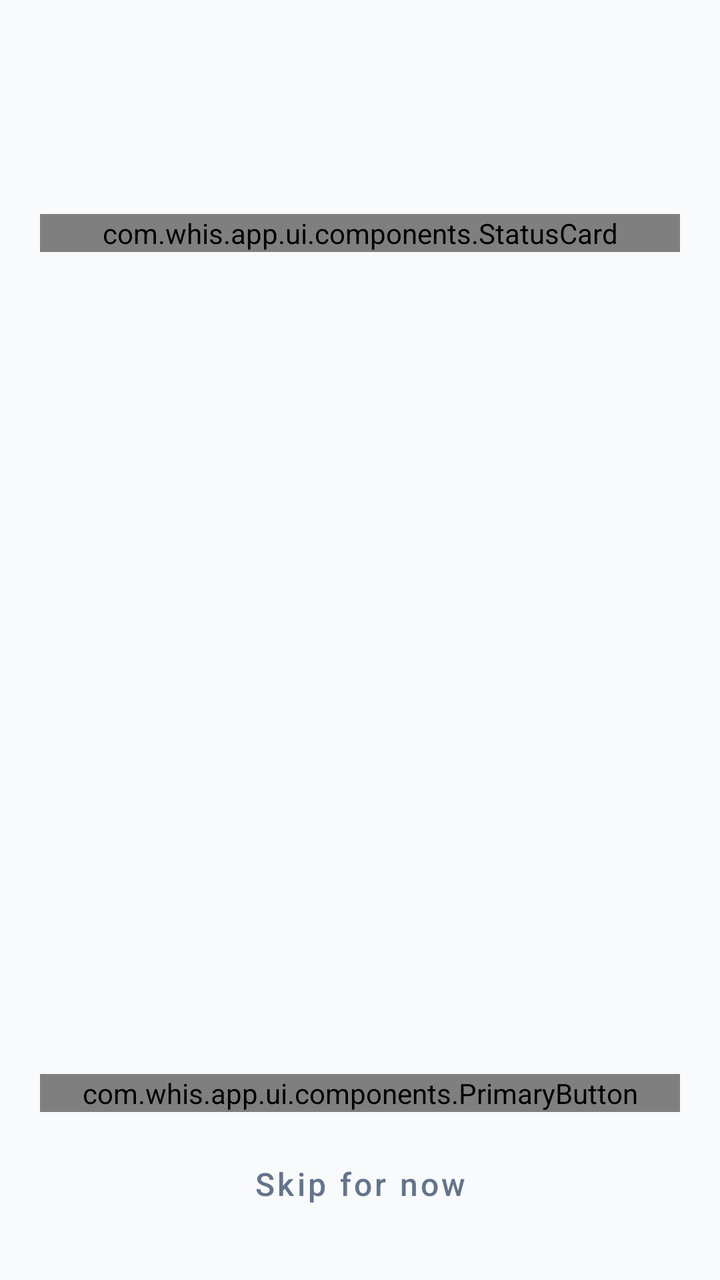
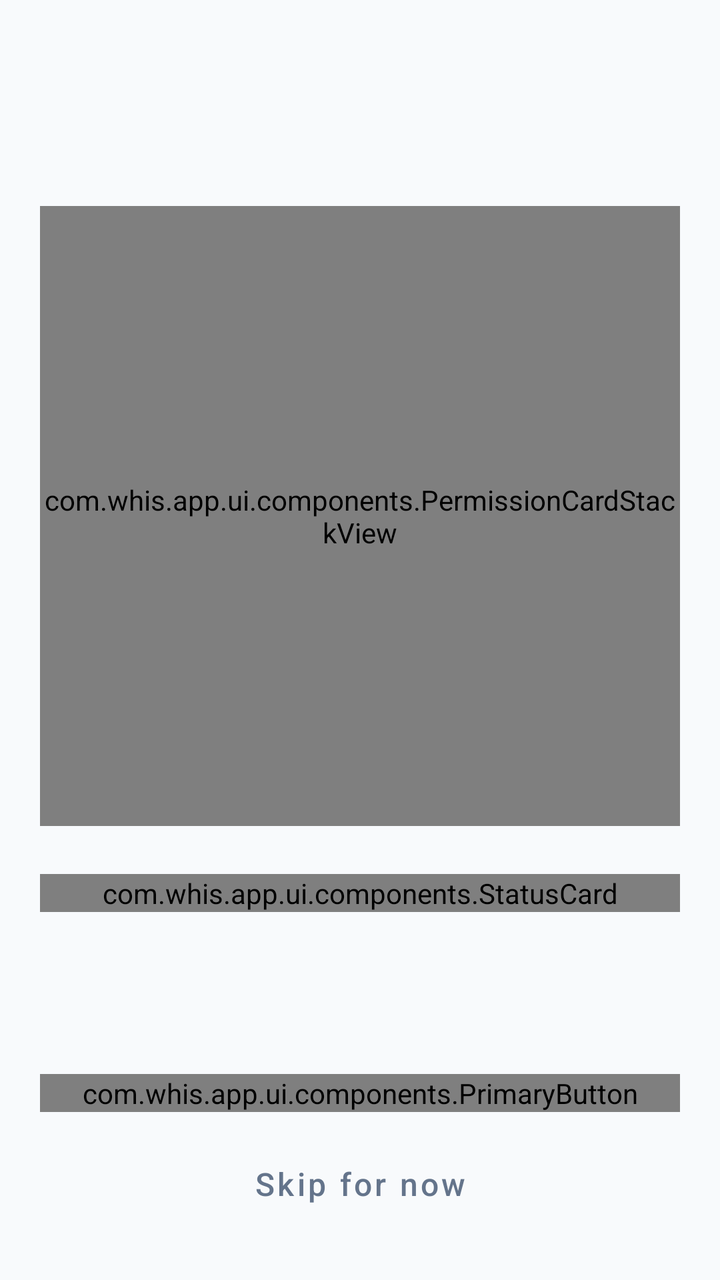

Compare the two renders of this Android layout. The source of the first and the diff that turns it into the second are given below.
<!-- AndroidManifest.xml: application theme Theme.Whis -->
<!-- res/layout/fragment_permission_step.xml -->
<?xml version="1.0" encoding="utf-8"?>
<ScrollView xmlns:android="http://schemas.android.com/apk/res/android"
    android:layout_width="match_parent"
    android:layout_height="match_parent"
    android:fillViewport="true"
    android:background="@color/whis_bg">

    <LinearLayout
        android:layout_width="match_parent"
        android:layout_height="wrap_content"
        android:orientation="vertical"
        android:paddingHorizontal="@dimen/whis_spacing_screen_margin"
        android:paddingTop="@dimen/whis_spacing_section"
        android:paddingBottom="@dimen/whis_spacing_section">

        
        <TextView
            android:id="@+id/tv_step_indicator"
            android:layout_width="wrap_content"
            android:layout_height="wrap_content"
            style="@style/Whis.TextAppearance.H2"
            android:textColor="@color/whis_trusted" />

        
        <TextView
            android:id="@+id/tv_perm_title"
            android:layout_width="wrap_content"
            android:layout_height="wrap_content"
            android:layout_marginTop="@dimen/whis_spacing_item"
            style="@style/Whis.TextAppearance.H1" />

        
        <com.whis.app.ui.components.StatusCard
            android:layout_width="match_parent"
            android:layout_height="wrap_content"
            android:layout_marginTop="@dimen/whis_spacing_section">

            <TextView
                android:id="@+id/tv_perm_explanation"
                android:layout_width="wrap_content"
                android:layout_height="wrap_content"
                style="@style/Whis.TextAppearance.BodyLarge" />

        </com.whis.app.ui.components.StatusCard>

        
        <TextView
            android:id="@+id/tv_manufacturer_hint"
            android:layout_width="wrap_content"
            android:layout_height="wrap_content"
            android:layout_marginTop="@dimen/whis_spacing_item"
            style="@style/Whis.TextAppearance.Caption"
            android:visibility="gone" />

        
        <TextView
            android:id="@+id/tv_perm_status"
            android:layout_width="wrap_content"
            android:layout_height="wrap_content"
            android:layout_marginTop="@dimen/whis_spacing_item"
            style="@style/Whis.TextAppearance.Body"
            android:visibility="gone" />

        
        <View
            android:layout_width="0dp"
            android:layout_height="0dp"
            android:layout_weight="1" />

        
        <com.whis.app.ui.components.PrimaryButton
            android:id="@+id/btn_grant_permission"
            android:layout_width="match_parent"
            android:layout_height="wrap_content"
            android:layout_marginTop="@dimen/whis_spacing_section" />

        
        <Button
            android:id="@+id/btn_skip"
            android:layout_width="match_parent"
            android:layout_height="@dimen/whis_touch_floor"
            android:layout_marginTop="@dimen/whis_spacing_item"
            android:text="Skip for now"
            android:textSize="16sp"
            android:textAllCaps="false"
            android:textColor="@color/whis_text_mid"
            android:background="@android:color/transparent" />

    </LinearLayout>
</ScrollView>
<!-- resources referenced by this layout -->
<resources>
  <color name="whis_bg">#F8FAFC</color>
  <color name="whis_text_mid">#64748B</color>
  <color name="whis_trusted">#16A34A</color>
  <dimen name="whis_spacing_item">12dp</dimen>
  <dimen name="whis_spacing_screen_margin">20dp</dimen>
  <dimen name="whis_spacing_section">24dp</dimen>
  <dimen name="whis_touch_floor">48dp</dimen>
  <style name="Whis.TextAppearance.Body" parent="TextAppearance.MaterialComponents.Body1">
          <item name="android:fontFamily">@font/outfit</item>
          <item name="android:textSize">16sp</item>
          <item name="android:textColor">@color/whis_text_hi</item>
      </style>
  <style name="Whis.TextAppearance.BodyLarge" parent="TextAppearance.MaterialComponents.Body1">
          <item name="android:fontFamily">@font/outfit</item>
          <item name="android:textSize">17sp</item>
          <item name="android:textColor">@color/whis_text_hi</item>
      </style>
  <style name="Whis.TextAppearance.Caption" parent="TextAppearance.MaterialComponents.Caption">
          <item name="android:fontFamily">@font/outfit</item>
          <item name="android:textSize">13sp</item>
          <item name="android:textColor">@color/whis_text_mid</item>
      </style>
  <style name="Whis.TextAppearance.H1" parent="TextAppearance.MaterialComponents.Headline5">
          <item name="android:fontFamily">@font/outfit</item>
          <item name="android:textSize">22sp</item>
          <item name="android:textStyle">bold</item>
          <item name="android:textColor">@color/whis_text_hi</item>
      </style>
  <style name="Whis.TextAppearance.H2" parent="TextAppearance.MaterialComponents.Overline">
          <item name="android:fontFamily">@font/outfit</item>
          <item name="android:textSize">13sp</item>
          <item name="android:textStyle">bold</item>
          <item name="android:textAllCaps">true</item>
          <item name="android:letterSpacing">0.08</item>
          <item name="android:textColor">@color/whis_text_mid</item>
      </style>
  <style name="Theme.Whis" parent="Theme.MaterialComponents.DayNight.NoActionBar">
  
          
          <item name="colorPrimary">@color/whis_trusted</item>
          <item name="colorPrimaryVariant">@color/whis_green_dark</item>
          <item name="colorOnPrimary">#FFFFFF</item>
  
          
          <item name="colorSecondary">@color/whis_likely_safe</item>
          <item name="colorOnSecondary">#FFFFFF</item>
  
          
          <item name="colorSurface">@color/whis_surface</item>
          <item name="colorOnSurface">@color/whis_text_hi</item>
          <item name="android:colorBackground">@color/whis_bg</item>
          <item name="android:windowBackground">@color/whis_bg</item>
  
          
          <item name="android:textColorPrimary">@color/whis_text_hi</item>
          <item name="android:textColorSecondary">@color/whis_text_mid</item>
          <item name="android:textColorHint">@color/whis_text_mid</item>
  
          
          <item name="android:statusBarColor">@color/whis_bg</item>
          <item name="android:windowLightStatusBar">true</item>
  
          
          <item name="android:navigationBarColor">@color/whis_surface_elevated</item>
          <item name="android:windowLightNavigationBar" tools:targetApi="o_mr1">true</item>
  
      </style>
  <color name="whis_text_hi">#0F172A</color>
  <color name="whis_green_dark">#15803D</color>
  <color name="whis_likely_safe">#22C55E</color>
  <color name="whis_surface">#FFFFFF</color>
  <color name="whis_surface_elevated">#F1F5F9</color>
</resources>

<!-- the commit's change to res/layout/fragment_permission_step.xml (unified diff, before → after) -->
@@ -30,10 +30,18 @@
             style="@style/Whis.TextAppearance.H1" />
 
         
+        <com.whis.app.ui.components.PermissionCardStackView
+            android:id="@+id/perm_card_stack"
+            android:layout_width="match_parent"
+            android:layout_height="310dp"
+            android:layout_marginTop="20dp"
+            android:layout_marginBottom="16dp" />
+
+        
         <com.whis.app.ui.components.StatusCard
             android:layout_width="match_parent"
             android:layout_height="wrap_content"
-            android:layout_marginTop="@dimen/whis_spacing_section">
+            android:layout_marginTop="8dp">
 
             <TextView
                 android:id="@+id/tv_perm_explanation"
